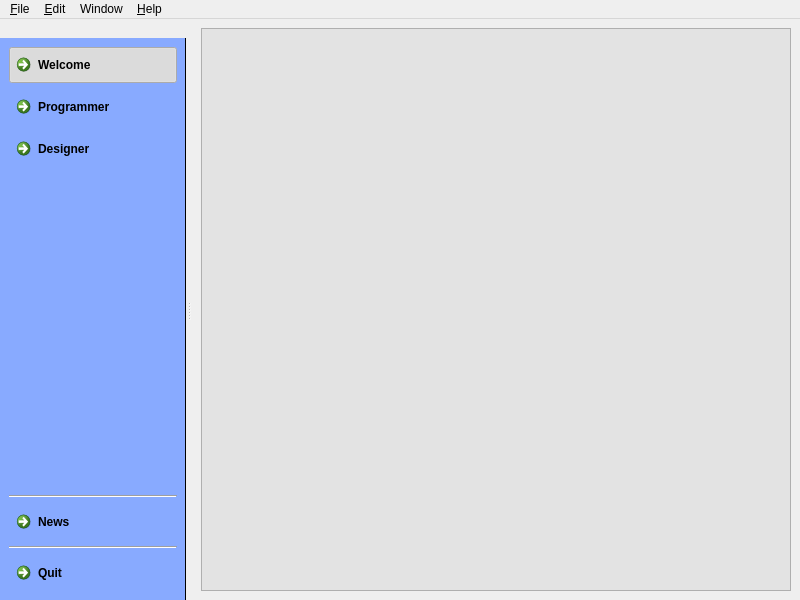
The window that composer-gui/ui/ComposerMainWindow.ui (TeleMidia/nclcomposer) describes before a commit, drawn with Qt 5.
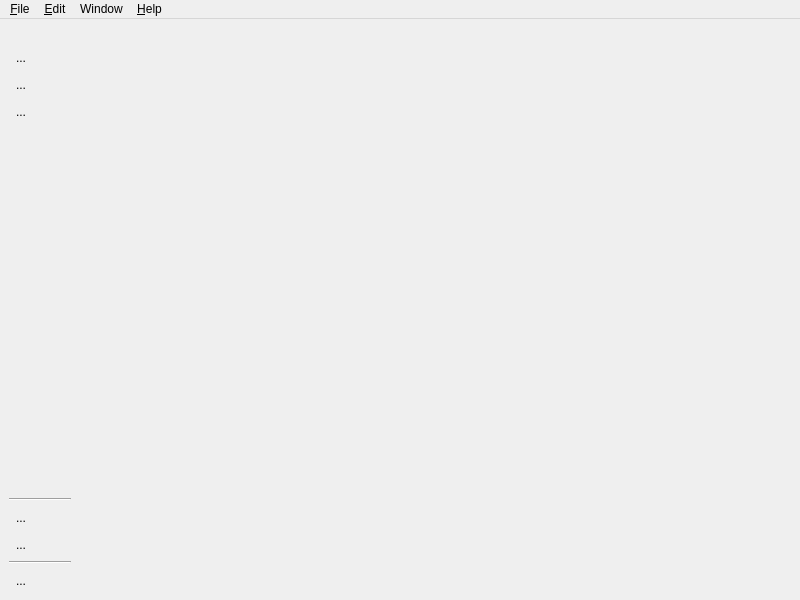
The same window after the commit. Icons and pictures are not drawn.

```diff
--- a/composer-gui/ui/ComposerMainWindow.ui
+++ b/composer-gui/ui/ComposerMainWindow.ui
@@ -10,30 +10,120 @@
     <height>600</height>
    </rect>
   </property>
+  <property name="sizePolicy">
+   <sizepolicy hsizetype="Fixed" vsizetype="Preferred">
+    <horstretch>0</horstretch>
+    <verstretch>0</verstretch>
+   </sizepolicy>
+  </property>
   <property name="windowTitle">
    <string>NCL Composer</string>
   </property>
+  <property name="autoFillBackground">
+   <bool>true</bool>
+  </property>
   <property name="styleSheet">
-   <string notr="true">#leftToolBar {
-background: #8af;
-border-right: 1px solid black;
-background: qradialgradient(cx: 0.1, cy: -0.9,
-														fx: 0.3, fy: -1.0,
-														radius: 1.35,
-													  stop: 0 #fff,
-														stop: 1 #888);
+   <string notr="true">QMainWindow {
+	font-size: 10px;
+}
+
+QMainWindow::separator {
+     background: black;
+     width: 1px; /* when vertical */
+     height: 1px; /* when horizontal */
+     border: 10px;
+ }
+
+QMainWindow::separator:vertical {
+     height: 1px; /* when vertical */
+ }
+
+ QMainWindow::separator:hover {
+     background: red;
+ }
+
+#leftToolBar {
+	background-image: url(:/mainwindow/images/bg.jpg);
+}
+
+QDockWidget{
+  color: white;
+}
+
+QDockWidget::title {
+  border: none;
+  background: qlineargradient(x1: 0, y1: 0, x2: 0, y2: 1,
+  stop: 0 #a6a6a6, stop: 0.08 #7f7f7f,
+  stop: 0.39999 #717171, stop: 0.4 #626262,
+  stop: 0.9 #4c4c4c, stop: 1 #333333);
+  color: white;
+}
+
+QTabWidget::tab-bar {
+  border: none;
+  color: rgb(255, 255, 255);
+  background: qlineargradient(x1: 0, y1: 0, x2: 0, y2: 1,
+  stop: 0 #a6a6a6, stop: 0.08 #7f7f7f,
+  stop: 0.39999 #717171, stop: 0.4 #626262,
+  stop: 0.9 #4c4c4c, stop: 1 #333333);
+ }
+
+ QTabBar::tab {
+  background: lightgray;
+  color: darkgray;
+  padding: 2px;
+ }
+
+ QTabBar::tab:selected {
+  background: qlineargradient(x1: 0, y1: 0, x2: 0, y2: 1,
+  stop: 0 #333333, stop: 0.08 #4c4c4c,
+  stop: 0.39999 #626262, stop: 0.4 #717171,
+  stop: 0.9  #7f7f7f, stop: 1 #a6a6a6);
+  color: white;
+ }
+
+ QSplitter::handle {
+	background-color: black;
+ }
+
+ QSplitter::handle:horizontal {
+     width: 1px;
+ }
+
+ QSplitter::handle:vertical {
+     height: 1px;
+ }
+
+ QSplitter::handle:pressed {
+	background-color: black;
+ }
+
+QDockWidget {
+    border: 1px;
 }</string>
   </property>
-  <widget class="QWidget" name="centralwidget">
-   <layout class="QHBoxLayout" name="horizontalLayout">
-    <item>
-     <widget class="QListView" name="listView">
-      <property name="styleSheet">
-       <string notr="true">background-color: rgb(227, 227, 227);</string>
-      </property>
-     </widget>
-    </item>
-   </layout>
+  <property name="documentMode">
+   <bool>true</bool>
+  </property>
+  <property name="dockNestingEnabled">
+   <bool>true</bool>
+  </property>
+  <property name="unifiedTitleAndToolBarOnMac">
+   <bool>true</bool>
+  </property>
+  <widget class="QWidget" name="centralWidget">
+   <property name="sizePolicy">
+    <sizepolicy hsizetype="Maximum" vsizetype="Maximum">
+     <horstretch>0</horstretch>
+     <verstretch>0</verstretch>
+    </sizepolicy>
+   </property>
+   <property name="autoFillBackground">
+    <bool>false</bool>
+   </property>
+   <property name="styleSheet">
+    <string notr="true"/>
+   </property>
   </widget>
   <widget class="QMenuBar" name="menubar">
    <property name="geometry">
@@ -93,13 +183,24 @@
    </property>
    <property name="minimumSize">
     <size>
-     <width>120</width>
-     <height>330</height>
+     <width>80</width>
+     <height>494</height>
+    </size>
+   </property>
+   <property name="maximumSize">
+    <size>
+     <width>80</width>
+     <height>524287</height>
     </size>
    </property>
    <property name="acceptDrops">
     <bool>false</bool>
    </property>
+   <property name="styleSheet">
+    <string notr="true">QCommandLinkButton {
+	color: rgb(255, 255, 255);
+}</string>
+   </property>
    <property name="floating">
     <bool>false</bool>
    </property>
@@ -121,54 +222,9 @@
     </property>
     <layout class="QVBoxLayout" name="verticalLayout">
      <item>
-      <widget class="QCommandLinkButton" name="commandLinkButton">
-       <property name="sizePolicy">
-        <sizepolicy hsizetype="Minimum" vsizetype="Minimum">
-         <horstretch>0</horstretch>
-         <verstretch>0</verstretch>
-        </sizepolicy>
-       </property>
+      <widget class="QToolButton" name="toolButton_4">
        <property name="text">
-        <string>Welcome</string>
-       </property>
-       <property name="checkable">
-        <bool>true</bool>
-       </property>
-       <property name="checked">
-        <bool>true</bool>
-       </property>
-      </widget>
-     </item>
-     <item>
-      <widget class="QCommandLinkButton" name="commandLinkButton_4">
-       <property name="text">
-        <string>Programmer</string>
-       </property>
-       <property name="icon">
-        <iconset resource="../images.qrc">
-         <normaloff>:/mainwindow/document</normaloff>:/mainwindow/document</iconset>
-       </property>
-       <property name="iconSize">
-        <size>
-         <width>40</width>
-         <height>40</height>
-        </size>
-       </property>
-       <property name="checkable">
-        <bool>true</bool>
-       </property>
-      </widget>
-     </item>
-     <item>
-      <widget class="QCommandLinkButton" name="commandLinkButton_2">
-       <property name="sizePolicy">
-        <sizepolicy hsizetype="Preferred" vsizetype="Minimum">
-         <horstretch>0</horstretch>
-         <verstretch>0</verstretch>
-        </sizepolicy>
-       </property>
-       <property name="text">
-        <string>Designer</string>
+        <string>...</string>
        </property>
        <property name="icon">
         <iconset resource="../images.qrc">
@@ -176,11 +232,51 @@
        </property>
        <property name="iconSize">
         <size>
-         <width>40</width>
-         <height>40</height>
+         <width>60</width>
+         <height>60</height>
         </size>
        </property>
-       <property name="checkable">
+       <property name="autoRaise">
+        <bool>true</bool>
+       </property>
+      </widget>
+     </item>
+     <item>
+      <widget class="QToolButton" name="toolButton_5">
+       <property name="text">
+        <string>...</string>
+       </property>
+       <property name="icon">
+        <iconset resource="../images.qrc">
+         <normaloff>:/mainwindow/images/text-icon_256x256.png</normaloff>:/mainwindow/images/text-icon_256x256.png</iconset>
+       </property>
+       <property name="iconSize">
+        <size>
+         <width>60</width>
+         <height>60</height>
+        </size>
+       </property>
+       <property name="autoRaise">
+        <bool>true</bool>
+       </property>
+      </widget>
+     </item>
+     <item>
+      <widget class="QToolButton" name="toolButton_6">
+       <property name="text">
+        <string>...</string>
+       </property>
+       <property name="icon">
+        <iconset resource="../images.qrc">
+         <normaloff>:/mainwindow/images/designer.png</normaloff>:/mainwindow/images/designer.png</iconset>
+       </property>
+       <property name="iconSize">
+        <size>
+         <width>60</width>
+         <height>60</height>
+        </size>
+       </property>
+       <property name="autoRaise">
         <bool>true</bool>
        </property>
       </widget>
@@ -206,9 +302,29 @@
       </widget>
      </item>
      <item>
-      <widget class="QCommandLinkButton" name="commandLinkButton_5">
+      <widget class="QToolButton" name="toolButton">
        <property name="text">
-        <string>News</string>
+        <string>...</string>
+       </property>
+       <property name="icon">
+        <iconset resource="../images.qrc">
+         <normaloff>:/mainwindow/images/ad_novus-fluid_logo.png</normaloff>:/mainwindow/images/ad_novus-fluid_logo.png</iconset>
+       </property>
+       <property name="iconSize">
+        <size>
+         <width>60</width>
+         <height>60</height>
+        </size>
+       </property>
+       <property name="autoRaise">
+        <bool>true</bool>
+       </property>
+      </widget>
+     </item>
+     <item>
+      <widget class="QToolButton" name="toolButton_2">
+       <property name="text">
+        <string>...</string>
        </property>
        <property name="icon">
         <iconset resource="../images.qrc">
@@ -216,10 +332,13 @@
        </property>
        <property name="iconSize">
         <size>
-         <width>40</width>
-         <height>40</height>
+         <width>50</width>
+         <height>50</height>
         </size>
        </property>
+       <property name="autoRaise">
+        <bool>true</bool>
+       </property>
       </widget>
      </item>
      <item>
@@ -230,15 +349,15 @@
       </widget>
      </item>
      <item>
-      <widget class="QCommandLinkButton" name="commandLinkButton_3">
-       <property name="mouseTracking">
-        <bool>true</bool>
-       </property>
-       <property name="autoFillBackground">
-        <bool>false</bool>
+      <widget class="QToolButton" name="toolButton_3">
+       <property name="sizePolicy">
+        <sizepolicy hsizetype="Maximum" vsizetype="Maximum">
+         <horstretch>0</horstretch>
+         <verstretch>0</verstretch>
+        </sizepolicy>
        </property>
        <property name="text">
-        <string>Quit</string>
+        <string>...</string>
        </property>
        <property name="icon">
         <iconset resource="../images.qrc">
@@ -246,13 +365,22 @@
        </property>
        <property name="iconSize">
         <size>
-         <width>40</width>
-         <height>40</height>
+         <width>50</width>
+         <height>50</height>
         </size>
        </property>
-       <property name="checkable">
+       <property name="autoRepeat">
         <bool>false</bool>
        </property>
+       <property name="popupMode">
+        <enum>QToolButton::DelayedPopup</enum>
+       </property>
+       <property name="autoRaise">
+        <bool>true</bool>
+       </property>
+       <property name="arrowType">
+        <enum>Qt::NoArrow</enum>
+       </property>
       </widget>
      </item>
     </layout>
```
Left out of the diff: 2 changed lines with no effect on the pictures.
